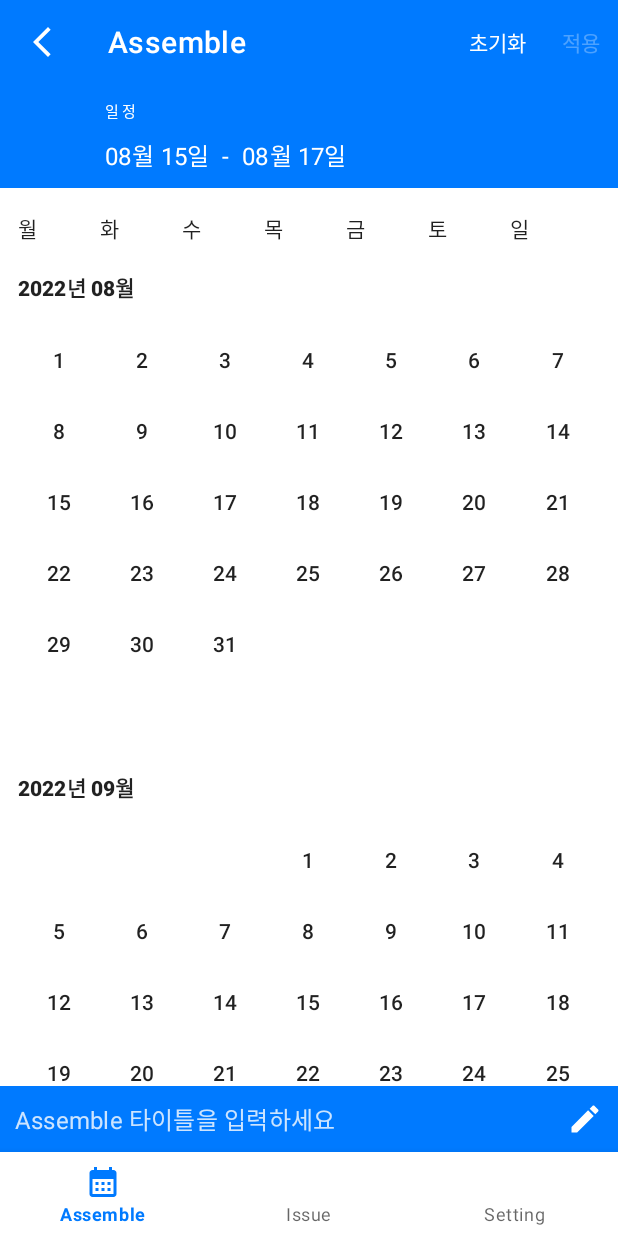
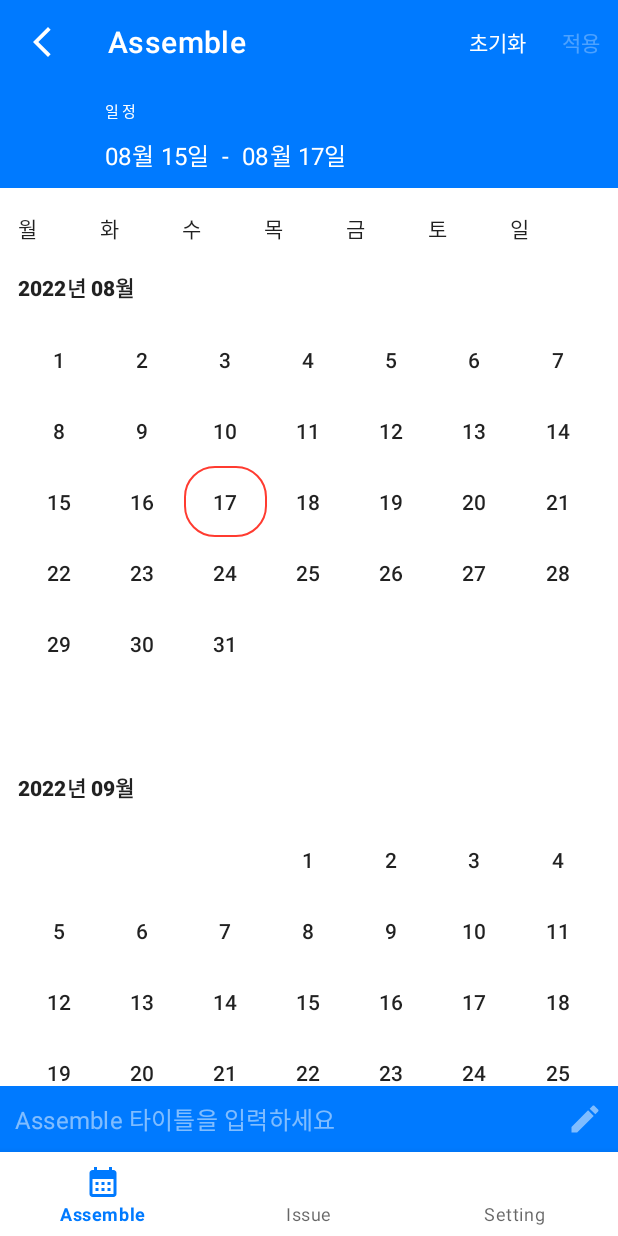
Before and after one commit to stan-lily/AOS, an Android app: the screen it shows after launch (HomeActivity), after a tap on "17", on a phone screen of 412 x 824 dp. Run offline under Robolectric (Android 15) with nearby library versions, the phone set to English and light mode, and no system bars; our stand-ins replace data binding; 3 statements that could not run were skipped; 2 other taps on this screen came first.

Commit message:
Feat : Assemble Day 클릭 이벤트 구현 2
- Assemble Day Title 가 입력을 받으면 Title 버튼이 활성화됨. 빈값이거나 null 값이면 비활성화로 설정
- Assemble Day 로 설정할 Day 의 배경색 추가

```diff
--- a/app/src/main/java/com/example/assemble_day/domain/model/CalendarDay.kt
+++ b/app/src/main/java/com/example/assemble_day/domain/model/CalendarDay.kt
@@ -18,4 +18,5 @@ data class CalendarDay(
     var isSelectable: Boolean = false,
     val isSaturday: Boolean = false,
     val isSunday: Boolean = false,
+    var isAssembleDay: Boolean = false,
 )
--- a/app/src/main/java/com/example/assemble_day/ui/assemble/AssembleFragment.kt
+++ b/app/src/main/java/com/example/assemble_day/ui/assemble/AssembleFragment.kt
@@ -49,26 +49,6 @@ class AssembleFragment : Fragment() {
         }
     }
 
-    private suspend fun setOnStartDay() {
-        assembleViewModel.startDayStateFlow.collect {
-            binding.startDate = it.date
-            monthAdapter.notifyItemRangeChanged(0, CALENDAR_DAY_SIZE - 1)
-        }
-    }
-
-    private suspend fun setOnAssembleDay() {
-        assembleViewModel.assembleDayStateFlow.collect {
-            binding.endDate = it.date
-        }
-    }
-
-    private suspend fun setOnResetAction() {
-        assembleViewModel.resetActionFlagStateFlow.collect { resetActionEnable ->
-            binding.tlAssemble.firstActionItem.isEnabled = resetActionEnable
-            if (!resetActionEnable) monthAdapter.notifyItemRangeChanged(0, CALENDAR_DAY_SIZE - 1)
-        }
-    }
-
     private fun initCalendar() {
         monthAdapter = MonthAdapter { calendarDay ->
             selectAssembleDay(calendarDay)
@@ -78,17 +58,14 @@ class AssembleFragment : Fragment() {
         }
     }
 
-    private suspend fun showAssembleDayTitle() {
-        assembleViewModel.startDayFlagStateFlow.collect { isStartDay ->
-            binding.clAssembleDayTitle.isVisible = !isStartDay
-            binding.etAssembleDayTitle.isEnabled = !isStartDay
-        }
-    }
-
     private fun setOnInputTextEventListener() {
         binding.etAssembleDayTitle.doAfterTextChanged { text ->
-            text?.let {
-                assembleViewModel.setAssembleDayTitle(it.toString())
+            if (text.isNullOrEmpty() || text.isNullOrBlank()) {
+                binding.btnAssembleDayTitle.isEnabled = false
+            } else {
+                assembleViewModel.setAssembleDayTitle(text.toString())
+                binding.btnAssembleDayTitle.isEnabled = true
+                // TODO: 상세 보기 화면 이동
             }
         }
     }
@@ -107,4 +84,32 @@ class AssembleFragment : Fragment() {
         assembleViewModel.selectCalendarDay(calendarDay)
     }
 
+    private suspend fun showAssembleDayTitle() {
+        assembleViewModel.startDayFlagStateFlow.collect { isStartDay ->
+            binding.clAssembleDayTitle.isVisible = !isStartDay
+            binding.etAssembleDayTitle.isEnabled = !isStartDay
+        }
+    }
+
+    private suspend fun setOnStartDay() {
+        assembleViewModel.startDayStateFlow.collect {
+            binding.startDate = it.date
+            monthAdapter.notifyItemRangeChanged(0, CALENDAR_DAY_SIZE - 1)
+        }
+    }
+
+    private suspend fun setOnAssembleDay() {
+        assembleViewModel.assembleDayStateFlow.collect {
+            binding.endDate = it.date
+            monthAdapter.notifyItemRangeChanged(0, CALENDAR_DAY_SIZE - 1)
+        }
+    }
+
+    private suspend fun setOnResetAction() {
+        assembleViewModel.resetActionFlagStateFlow.collect { resetActionEnable ->
+            binding.tlAssemble.firstActionItem.isEnabled = resetActionEnable
+            if (!resetActionEnable) monthAdapter.notifyItemRangeChanged(0, CALENDAR_DAY_SIZE - 1)
+        }
+    }
+
 }
--- a/app/src/main/java/com/example/assemble_day/ui/assemble/AssembleViewModel.kt
+++ b/app/src/main/java/com/example/assemble_day/ui/assemble/AssembleViewModel.kt
@@ -62,6 +62,8 @@ class AssembleViewModel : ViewModel() {
         _startDayStateFlow.value.date?.let { startDay ->
             val selectableMinDay = startDay.plusDays(ASSEMBLE_DAY_MIN_SELECTABLE_DAY)
             if (selectableMinDay <= calendarDay.date) {
+                calendarDay.isAssembleDay = true
+                _assembleDayStateFlow.value.isAssembleDay = false
                 _assembleDayStateFlow.value = calendarDay
                 _resetActionFlagStateFlow.value = true
             }
@@ -100,6 +102,7 @@ class AssembleViewModel : ViewModel() {
     }
 
     fun resetAssembleDay() {
+        _assembleDayStateFlow.value.isAssembleDay = false
         _assembleDayStateFlow.value = initialCalendarDay
         _startDayStateFlow.value = initialCalendarDay
         _resetActionFlagStateFlow.value = false
--- a/app/src/main/java/com/example/assemble_day/ui/assemble/DayAdapter.kt
+++ b/app/src/main/java/com/example/assemble_day/ui/assemble/DayAdapter.kt
@@ -11,7 +11,7 @@ import com.example.assemble_day.domain.model.CalendarDay
 class DayAdapter(private val itemClick: (calendarDay: CalendarDay) -> Unit) : ListAdapter<CalendarDay, DayAdapter.DayViewHolder>(DayDiffUtil) {
 
     private var startDay: CalendarDay? = null
-    private var endDay: CalendarDay? = null
+    private var assembleDay: CalendarDay? = null
 
     override fun onCreateViewHolder(parent: ViewGroup, viewType: Int): DayViewHolder {
         val binding = ItemCalendarDayBinding.inflate(LayoutInflater.from(parent.context), parent, false)
@@ -42,7 +42,7 @@ class DayAdapter(private val itemClick: (calendarDay: CalendarDay) -> Unit) : Li
 
     companion object DayDiffUtil : DiffUtil.ItemCallback<CalendarDay>() {
         override fun areItemsTheSame(oldItem: CalendarDay, newItem: CalendarDay): Boolean {
-            return oldItem.isSelectable == newItem.isSelectable
+            return oldItem.date == newItem.date || oldItem.isAssembleDay == newItem.isAssembleDay
         }
 
         override fun areContentsTheSame(oldItem: CalendarDay, newItem: CalendarDay): Boolean {
--- a/app/src/main/java/com/example/assemble_day/ui/common/TextBindingAdapter.kt
+++ b/app/src/main/java/com/example/assemble_day/ui/common/TextBindingAdapter.kt
@@ -44,3 +44,11 @@ fun updateEndDateText(view: TextView, date: LocalDate?) {
         view.text = ""
     }
 }
+
+@BindingAdapter("isAssembleDay")
+fun updateAssembleDayBackground(view: TextView, isAssembleDay: Boolean) {
+    if (isAssembleDay) {
+        view.background =
+            ContextCompat.getDrawable(view.context, R.drawable.background_storke_red_r20)
+    }
+}
--- /dev/null
+++ b/app/src/main/res/color/tab_selector_icon_white.xml
@@ -0,0 +1,5 @@
+<?xml version="1.0" encoding="utf-8"?>
+<selector xmlns:android="http://schemas.android.com/apk/res/android">
+    <item android:color="@color/white" android:state_enabled="true" />
+    <item android:color="@color/white_alpha_50" />
+</selector>
--- /dev/null
+++ b/app/src/main/res/drawable/background_storke_red_r20.xml
@@ -0,0 +1,7 @@
+<?xml version="1.0" encoding="utf-8"?>
+<shape xmlns:android="http://schemas.android.com/apk/res/android">
+    <corners android:radius="20dp" />
+    <stroke
+        android:width="1dp"
+        android:color="@color/red" />
+</shape>
--- a/app/src/main/res/layout/fragment_assemble.xml
+++ b/app/src/main/res/layout/fragment_assemble.xml
@@ -124,7 +124,7 @@
                 android:hint="@string/assemble_day_title_hint"
                 android:maxLines="1"
                 android:padding="10dp"
-                android:textColorHint="@color/white_alpha_80"
+                android:textColorHint="@color/white_alpha_50"
                 app:layout_constraintBottom_toBottomOf="parent"
                 app:layout_constraintEnd_toStartOf="@id/btn_assemble_day_title"
                 app:layout_constraintStart_toStartOf="parent" />
@@ -135,7 +135,8 @@
                 android:layout_height="0dp"
                 android:layout_margin="10dp"
                 android:background="@drawable/ic_create"
-                android:backgroundTint="@color/white"
+                android:backgroundTint="@color/tab_selector_icon_white"
+                android:enabled="false"
                 app:layout_constraintBottom_toBottomOf="parent"
                 app:layout_constraintDimensionRatio="1:1"
                 app:layout_constraintEnd_toEndOf="parent"
--- a/app/src/main/res/layout/item_calendar_day.xml
+++ b/app/src/main/res/layout/item_calendar_day.xml
@@ -4,6 +4,7 @@
     xmlns:tools="http://schemas.android.com/tools">
 
     <data>
+
         <variable
             name="day"
             type="String" />
@@ -17,6 +18,7 @@
     <androidx.appcompat.widget.AppCompatTextView
         android:id="@+id/tv_calendar_day"
         style="@style/Subtitle2"
+        isAssembleDay="@{calendarDay.isAssembleDay}"
         isSaturday="@{calendarDay.isSaturday}"
         isSelectable="@{calendarDay.isSelectable}"
         isSunday="@{calendarDay.isSunday}"
--- a/app/src/main/res/values/colors.xml
+++ b/app/src/main/res/values/colors.xml
@@ -7,7 +7,7 @@
     <color name="teal_700">#FF018786</color>
     <color name="black">#FF000000</color>
     <color name="white">#FFFFFFFF</color>
-    <color name="white_alpha_80">#CCFFFFFF</color>
+    <color name="white_alpha_50">#80FFFFFF</color>
     <color name="light_blue">#FF007AFF</color>
     <color name="grey01">#FF87878D</color>
     <color name="grey02">#FFF2F2F7</color>
```
